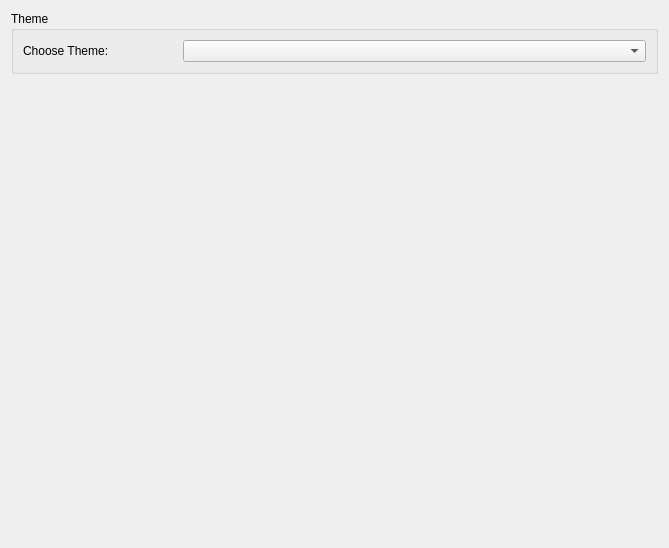
Above: SIM-VICUS/src/SVPreferencesPageStyle.ui from ghorwin/SIM-VICUS before the change. Below: the same form after it.
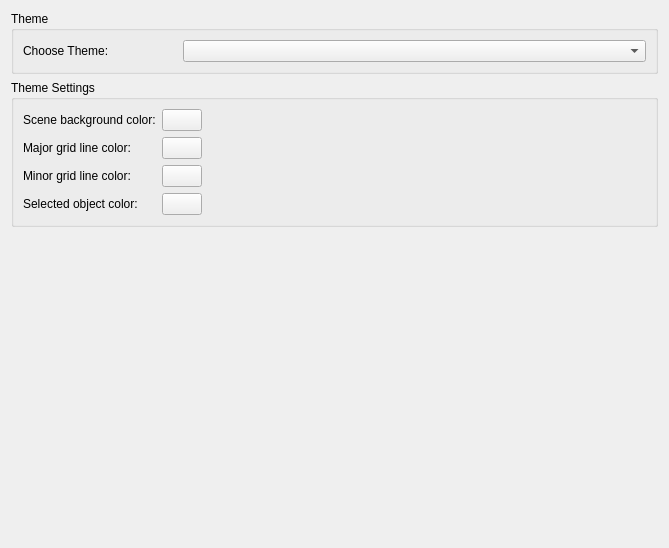
That is the form after the change. Custom widgets are drawn as their Qt base class.

Commit message: Added configuration options for grid colors

```diff
--- a/SIM-VICUS/src/SVPreferencesPageStyle.ui
+++ b/SIM-VICUS/src/SVPreferencesPageStyle.ui
@@ -43,6 +43,75 @@
      </layout>
     </widget>
    </item>
+   <item>
+    <widget class="QGroupBox" name="groupBox">
+     <property name="title">
+      <string>Theme Settings</string>
+     </property>
+     <layout class="QGridLayout" name="gridLayout_2">
+      <item row="2" column="1">
+       <widget class="QtExt::ColorButton" name="pushButtonMinorGridColor"/>
+      </item>
+      <item row="1" column="2">
+       <spacer name="horizontalSpacer">
+        <property name="orientation">
+         <enum>Qt::Horizontal</enum>
+        </property>
+        <property name="sizeHint" stdset="0">
+         <size>
+          <width>40</width>
+          <height>20</height>
+         </size>
+        </property>
+       </spacer>
+      </item>
+      <item row="1" column="0">
+       <widget class="QLabel" name="label_2">
+        <property name="text">
+         <string>Major grid line color:</string>
+        </property>
+       </widget>
+      </item>
+      <item row="2" column="0">
+       <widget class="QLabel" name="label_3">
+        <property name="text">
+         <string>Minor grid line color:</string>
+        </property>
+       </widget>
+      </item>
+      <item row="1" column="1">
+       <widget class="QtExt::ColorButton" name="pushButtonMajorGridColor"/>
+      </item>
+      <item row="0" column="1">
+       <widget class="QtExt::ColorButton" name="pushButtonSceneBackgroundColor">
+        <property name="sizePolicy">
+         <sizepolicy hsizetype="Fixed" vsizetype="Fixed">
+          <horstretch>0</horstretch>
+          <verstretch>0</verstretch>
+         </sizepolicy>
+        </property>
+       </widget>
+      </item>
+      <item row="0" column="0">
+       <widget class="QLabel" name="label">
+        <property name="text">
+         <string>Scene background color:</string>
+        </property>
+       </widget>
+      </item>
+      <item row="3" column="0">
+       <widget class="QLabel" name="label_4">
+        <property name="text">
+         <string>Selected object color:</string>
+        </property>
+       </widget>
+      </item>
+      <item row="3" column="1">
+       <widget class="QtExt::ColorButton" name="pushButtonSelectedSurfaceColor"/>
+      </item>
+     </layout>
+    </widget>
+   </item>
    <item>
     <spacer name="verticalSpacer_3">
      <property name="orientation">
@@ -58,6 +127,13 @@
    </item>
   </layout>
  </widget>
+ <customwidgets>
+  <customwidget>
+   <class>QtExt::ColorButton</class>
+   <extends>QPushButton</extends>
+   <header location="global">QtExt_ColorButton.h</header>
+  </customwidget>
+ </customwidgets>
  <resources/>
  <connections/>
 </ui>
```
The commit also changes 17 other files.
